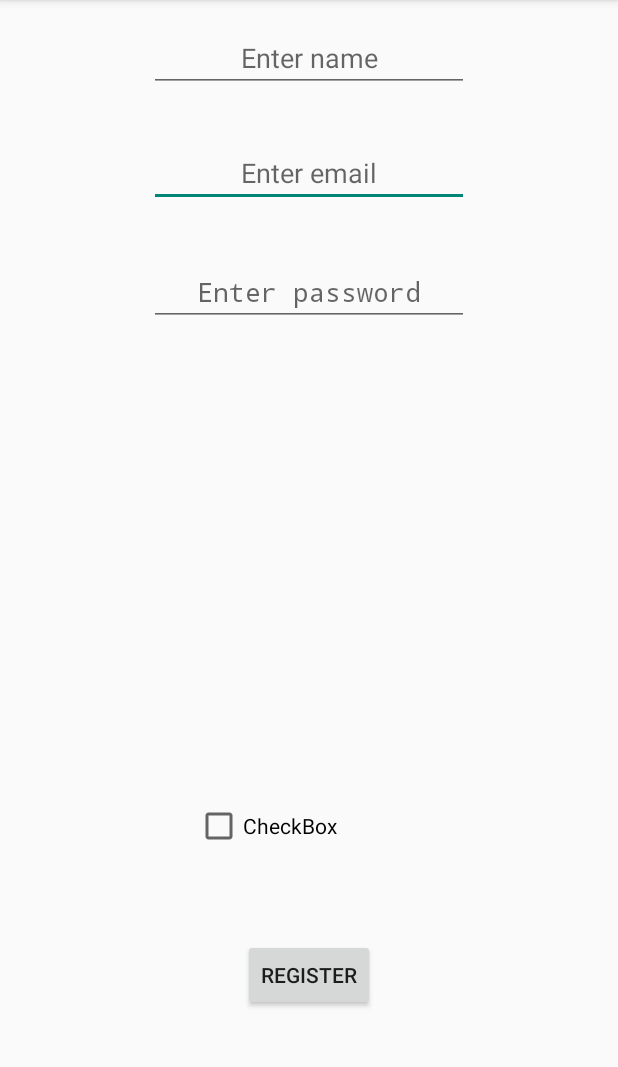
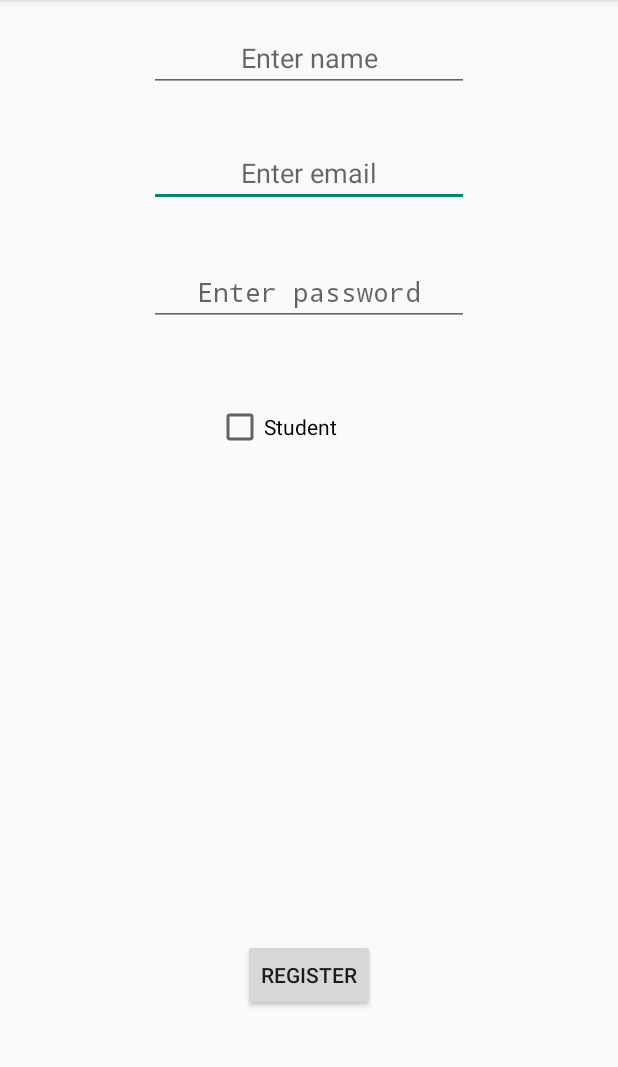
Before and after one commit to rmnss/LunchApp, an Android app: the RegisterActivity screen opened directly, with no data from a screen before it, after a tap on "REGISTER", on a phone screen of 412 x 824 dp, the part 84-1151 px from its top. Run offline under Robolectric (Android 15) with nearby library versions, the phone set to English and light mode, and no system bars; our stand-ins replace Volley; network calls fail.

Commit message:
Fikset ødelagt registrering. Nå med Student checkbox Student(bool) og antall kaffe legger seg nå også i sqLite databasen.

```diff
--- a/app/src/main/java/com/hfda/LunchApp/activity/MainActivity.java
+++ b/app/src/main/java/com/hfda/LunchApp/activity/MainActivity.java
@@ -136,9 +136,9 @@ public class MainActivity extends Activity {
                         //Log.d("Laupet", "ansattPris: " + row.getString("ansattPris"));
                         //Log.d("Laupet", "ALERGIER - GETALLERGI FRA DATABASEN");
 
-                        Log.d("Laupet", "-----------");
-                        Log.d("Laupet", r);
-                        Log.d("Laupet", "-----------");
+                        //Log.d("Laupet", "-----------");
+                        //Log.d("Laupet", r);
+                        //Log.d("Laupet", "-----------");
 
 
                         menyListe.setText(r);
--- a/app/src/main/java/com/hfda/LunchApp/activity/RegisterActivity.java
+++ b/app/src/main/java/com/hfda/LunchApp/activity/RegisterActivity.java
@@ -7,6 +7,7 @@ import android.os.Bundle;
 import android.util.Log;
 import android.view.View;
 import android.widget.Button;
+import android.widget.CheckBox;
 import android.widget.EditText;
 import android.widget.Toast;
 
@@ -29,6 +30,7 @@ import java.util.Map;
 public class RegisterActivity extends Activity {
 
     private Button btnRegister;
+    private CheckBox chkStudent;
     private EditText txtName;
     private EditText txtEmail;
     private EditText txtPassword;
@@ -45,7 +47,7 @@ public class RegisterActivity extends Activity {
         txtName = (EditText) findViewById(R.id.txtNewName);
         txtEmail = (EditText) findViewById(R.id.txtNewEmail);
         txtPassword = (EditText) findViewById(R.id.txtNewPassword);
-
+        chkStudent = (CheckBox) findViewById(R.id.chkStudent);
 
         //creates session manager
         session = new SessionManager(getApplicationContext());
@@ -67,9 +69,18 @@ public class RegisterActivity extends Activity {
                 String name = txtName.getText().toString().trim();
                 String email = txtEmail.getText().toString().trim();
                 String password = txtPassword.getText().toString().trim();
+                boolean student = chkStudent.isChecked();
+                Integer intStudent;
+
+                if (student){
+                    intStudent = 1;
+                }else{
+                    intStudent = 0;
+                }
+
 
                 if (!name.isEmpty() && !email.isEmpty() && !password.isEmpty()) {
-                    newUser(name, email, password);
+                    newUser(name, email, password, intStudent);
                 }else{
                     Toast.makeText(getApplicationContext(),
                             "Please enter all information above", Toast.LENGTH_LONG).show();
@@ -80,7 +91,7 @@ public class RegisterActivity extends Activity {
 
 
 
-    public void newUser(final String name, final String email, final String password){
+    public void newUser(final String name, final String email, final String password, final Integer student){
 
         // Tag used to cancel the request
         String tag_string_req = "req_register";
@@ -133,6 +144,8 @@ public class RegisterActivity extends Activity {
                 params.put("name", name);
                 params.put("email", email);
                 params.put("password", password);
+                params.put("student", String.valueOf(student));
+                Log.d("Laupet", "student: " + String.valueOf(student));
 
                 return params;
             }
--- a/app/src/main/res/layout/activity_register.xml
+++ b/app/src/main/res/layout/activity_register.xml
@@ -55,12 +55,12 @@
         android:layout_centerHorizontal="true" />
 
     <CheckBox
-        android:text="CheckBox"
+        android:text="Student"
         android:layout_width="wrap_content"
         android:layout_height="wrap_content"
-        android:layout_marginBottom="59dp"
-        android:id="@+id/checkBox"
-        android:layout_above="@+id/btnRegister"
+        android:id="@+id/chkStudent"
+        android:layout_marginEnd="25dp"
+        android:layout_below="@+id/txtNewPassword"
         android:layout_alignEnd="@+id/btnRegister"
-        android:layout_marginEnd="25dp" />
+        android:layout_marginTop="51dp" />
 </RelativeLayout>
```
Also changed, not shown: app/src/main/java/com/hfda/LunchApp/activity/LoginActivity.java (+5 -6 lines), app/src/main/java/com/hfda/LunchApp/helper/LunchDBhelper.java (+8 -6 lines).
